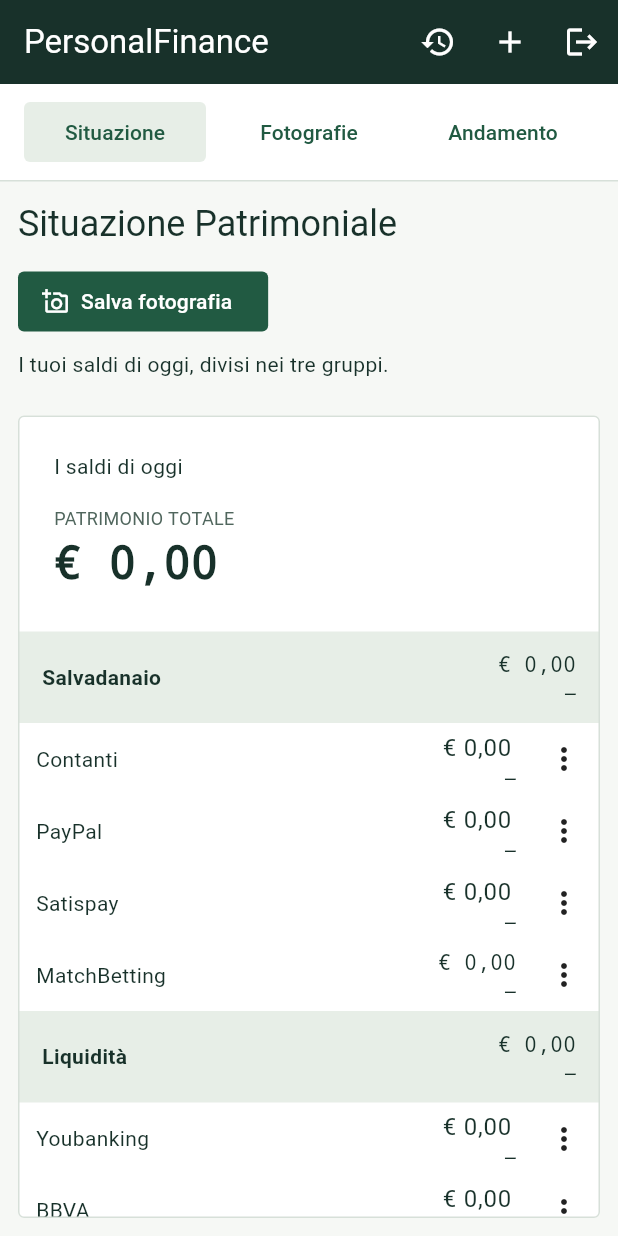
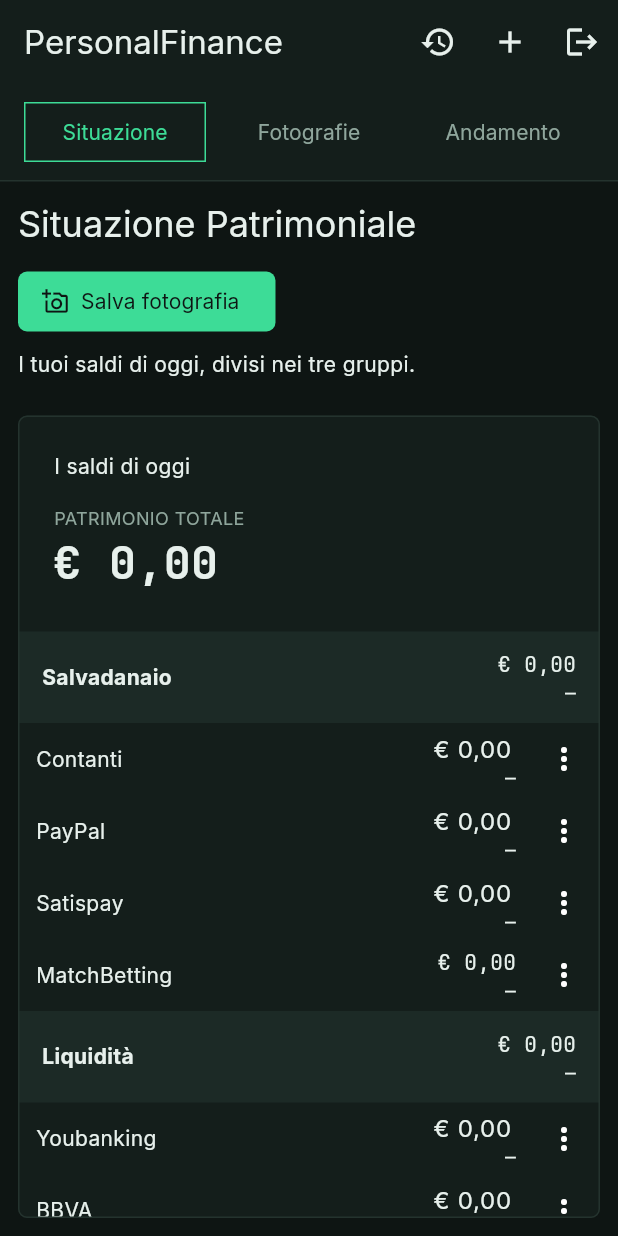
Before and after one commit to FabioBenevento/PersonalFinance, a Flutter app: the screen it shows once a user with an empty profile is signed in, on a phone screen of 412 x 824 dp. Run offline on Flutter 3.47's test engine with Material 3 defaults, Android fonts, the phone set to English and light mode, and no system bars; our stand-ins replace cloud_firestore, firebase_auth, firebase_core, fl_chart, flutter_riverpod, go_router; accounts and stored records are empty; statements that could not run were skipped.

Commit message:
Tema B scuro con token, font e serie dei grafici

```diff
--- a/app/lib/ui/app_theme.dart
+++ b/app/lib/ui/app_theme.dart
@@ -1,14 +1,24 @@
 import 'package:flutter/material.dart';
 
-const coloreFondo = Color(0xFFF6F8F5);
-const coloreTesto = Color(0xFF18312A);
-const coloreSecondario = Color(0xFF50665D);
-const coloreAzione = Color(0xFF215A42);
-const coloreSelezione = Color(0xFFE7EEE7);
-const coloreBordo = Color(0xFFD7E0D9);
-const coloreSuperficie = Colors.white;
+const coloreFondo = Color(0xFF0E1513);
+const coloreSuperficie = Color(0xFF141E1B);
+const coloreTesto = Color(0xFFE7F0EC);
+const coloreSecondario = Color(0xFF8FA69C);
+const coloreBordo = Color(0xFF24332E);
+const coloreAzione = Color(0xFF3DDC97);
+const colorePositivo = Color(0xFF3DDC97);
+const coloreNegativo = Color(0xFFFF7A6B);
+const coloreSelezione = Color(0xFF1C2A26);
+const coloreSuTesto = Color(0xFF0E1513);
+const coloriSerieGrafici = [
+  Color(0xFF3DDC97),
+  Color(0xFF5AB8F0),
+  Color(0xFFB48CF2),
+  Color(0xFFF2C14E),
+];
+const raggio = 6.0;
 const stileCifre = TextStyle(
-  fontFamily: 'monospace',
+  fontFamily: 'JetBrains Mono',
   fontFeatures: [FontFeature.tabularFigures()],
 );
 final stileImporto = stileCifre;
@@ -23,32 +33,51 @@ final stileTotale = stileCifre.copyWith(
 
 final appTheme = ThemeData(
   useMaterial3: true,
+  brightness: Brightness.dark,
+  fontFamily: 'Inter',
   scaffoldBackgroundColor: coloreFondo,
-  colorScheme: ColorScheme.fromSeed(seedColor: coloreAzione).copyWith(
+  colorScheme:
+      ColorScheme.fromSeed(
+        seedColor: coloreAzione,
+        brightness: Brightness.dark,
+      ).copyWith(
         primary: coloreAzione,
+        onPrimary: coloreSuTesto,
+        secondary: coloriSerieGrafici[1],
+        tertiary: coloriSerieGrafici[2],
+        error: coloreNegativo,
+        surface: coloreSuperficie,
         onSurface: coloreTesto,
         onSurfaceVariant: coloreSecondario,
-    surface: Colors.white,
         surfaceContainerHighest: coloreSelezione,
+        outline: coloreBordo,
         outlineVariant: coloreBordo,
       ),
   appBarTheme: const AppBarTheme(
-    backgroundColor: coloreTesto,
-    foregroundColor: Colors.white,
-    actionsIconTheme: IconThemeData(color: Colors.white),
+    backgroundColor: coloreSuperficie,
+    foregroundColor: coloreTesto,
+    actionsIconTheme: IconThemeData(color: coloreTesto),
   ),
   filledButtonTheme: FilledButtonThemeData(
     style: FilledButton.styleFrom(
-      shape: RoundedRectangleBorder(borderRadius: BorderRadius.circular(4)),
+      shape: RoundedRectangleBorder(
+        borderRadius: BorderRadius.circular(raggio),
+      ),
     ),
   ),
   textButtonTheme: TextButtonThemeData(
     style: TextButton.styleFrom(
-      shape: RoundedRectangleBorder(borderRadius: BorderRadius.circular(4)),
+      shape: RoundedRectangleBorder(
+        borderRadius: BorderRadius.circular(raggio),
+      ),
     ),
   ),
   dialogTheme: DialogThemeData(
-    shape: RoundedRectangleBorder(borderRadius: BorderRadius.circular(4)),
+    backgroundColor: coloreSuperficie,
+    shape: RoundedRectangleBorder(
+      side: const BorderSide(color: coloreBordo),
+      borderRadius: BorderRadius.circular(raggio),
+    ),
   ),
   listTileTheme: const ListTileThemeData(dense: true, minVerticalPadding: 8),
   dividerTheme: const DividerThemeData(color: coloreBordo, space: 1),
--- a/app/lib/ui/patrimonio_layout.dart
+++ b/app/lib/ui/patrimonio_layout.dart
@@ -58,9 +58,15 @@ class PatrimonioLayout extends StatelessWidget {
     String path,
     bool selected,
   ) => TextButton(
-    style: TextButton.styleFrom(
-      backgroundColor: selected ? coloreSelezione : null,
-    ),
+    style:
+        TextButton.styleFrom(
+          shape: const RoundedRectangleBorder(),
+          foregroundColor: selected ? coloreAzione : coloreSecondario,
+        ).copyWith(
+          side: WidgetStatePropertyAll(
+            BorderSide(color: selected ? coloreAzione : coloreSuperficie),
+          ),
+        ),
     onPressed: () => context.go(path),
     child: Text(nome),
   );
@@ -75,7 +81,7 @@ class DocumentoPatrimonio extends StatelessWidget {
     color: coloreSuperficie,
     shape: RoundedRectangleBorder(
       side: const BorderSide(color: coloreBordo),
-      borderRadius: BorderRadius.circular(4),
+      borderRadius: BorderRadius.circular(raggio),
     ),
     child: child,
   );
--- a/app/lib/ui/situazione_page.dart
+++ b/app/lib/ui/situazione_page.dart
@@ -47,7 +47,7 @@ class SituazionePage extends ConsumerWidget {
               onPressed: bloccato ? null : () => aggiungiVoce(context, ref),
               child: const Text(
                 'Aggiungi voce',
-                style: TextStyle(color: coloreSuperficie),
+                style: TextStyle(color: coloreTesto),
               ),
             ),
           if (MediaQuery.sizeOf(context).width < 700)
@@ -59,10 +59,7 @@ class SituazionePage extends ConsumerWidget {
           else
             TextButton(
               onPressed: ref.read(authGatewayProvider).signOut,
-              child: const Text(
-                'Esci',
-                style: TextStyle(color: coloreSuperficie),
-              ),
+              child: const Text('Esci', style: TextStyle(color: coloreTesto)),
             ),
         ],
       ),
```
Also changed, not shown: app/lib/ui/andamento/grafico_area.dart (+2 -6 lines), 1 other file. Lines whose indentation alone changed are shown as unchanged.
